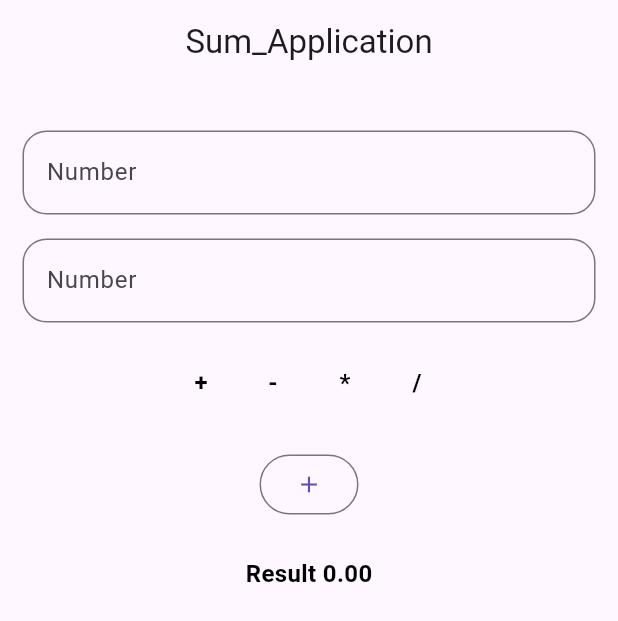
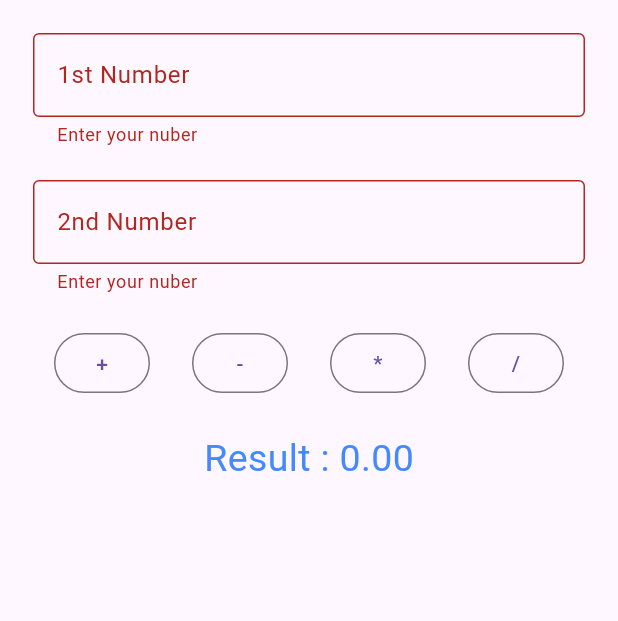
Before and after one commit to moobin015/project_1, a Flutter app: the screen it shows after launch, after a tap on an icon or button, on a phone screen of 412 x 824 dp. Shown: the top 621 px of the screen. Run offline on Flutter 3.47's test engine with Material 3 defaults, Android fonts, the phone set to English and light mode, and no system bars.

Commit message:
firstone

```diff
--- a/lib/first/Scrine_One.dart
+++ b/lib/first/Scrine_One.dart
@@ -1,4 +1,3 @@
-// ignore: file_names
 import 'package:flutter/material.dart';
 
 class Scrine_One extends StatefulWidget {
@@ -8,18 +7,10 @@ class Scrine_One extends StatefulWidget {
   State<Scrine_One> createState() => _Scrine_OneState();
 }
 
-/// ignore: camel_case_types
 class _Scrine_OneState extends State<Scrine_One> {
-  //
   ///
-  final TextEditingController _firstexteditingcontoler =
-      TextEditingController();
-
-  ///
-  final TextEditingController _senendtexteditingcontoler =
-      TextEditingController();
-
-  /// result
+  TextEditingController _first_textEditingController = TextEditingController();
+  TextEditingController _secend_textEditingController = TextEditingController();
   double _result = 0;
 
   ///
@@ -27,118 +18,141 @@ class _Scrine_OneState extends State<Scrine_One> {
   Widget build(BuildContext context) {
     return Scaffold(
       appBar: AppBar(
-        title: const Text('Sum_Application'),
-        centerTitle: true,
+        title: Text('Appbar'),
       ),
-      body: Padding(
-        padding: const EdgeInsets.all(15),
+      body: _body_start(),
+    );
+  }
+
+  Padding _body_start() {
+    return Padding(
+      padding: const EdgeInsets.all(22),
       child: Column(
         children: [
-            const SizedBox(height: 16), //Sizbox
+          ///input one
+          TextField(
+            controller: _first_textEditingController,
+            decoration: InputDecoration(
+              focusColor: Colors.green,
+              focusedBorder: OutlineInputBorder(
+                  borderSide: BorderSide(color: Colors.green, width: 1.2),
+                  borderRadius: BorderRadius.circular(20)),
+              border:
+                  OutlineInputBorder(borderRadius: BorderRadius.circular(20)),
+              hintText: 'int number',
+              label: Text('Use Number'),
+              hintStyle: TextStyle(
+                color: Colors.black54.withOpacity(0.9),
+              ),
+              labelStyle: TextStyle(color: Colors.green),
+            ),
+            maxLength: 5,
+          ),
+          SizedBox(height: 16),
 
-            ///first fild
+          ///input secend
           TextField(
             keyboardType: TextInputType.number,
-              controller: _firstexteditingcontoler,
+            controller: _secend_textEditingController,
             decoration: InputDecoration(
-                hintText: 'Input number',
-                labelText: 'Number',
-                labelStyle: const TextStyle(fontSize: 016),
-                border: OutlineInputBorder(
-                  borderSide: const BorderSide(color: Colors.black),
-                  borderRadius: BorderRadius.circular(16),
+              focusedBorder: OutlineInputBorder(
+                  borderSide: BorderSide(color: Colors.green, width: 1.2),
+                  borderRadius: BorderRadius.circular(20)),
+              border:
+                  OutlineInputBorder(borderRadius: BorderRadius.circular(20)),
+              hintText: 'int number',
+              label: Text('Use Number'),
+              hintStyle: TextStyle(
+                color: Colors.black54.withOpacity(0.9),
               ),
+              labelStyle: TextStyle(color: Colors.green),
             ),
+            maxLength: 5,
           ),
-            const SizedBox(height: 16), //Sizbox
-
-            ///2nd fild
-            TextField(
-              keyboardType: TextInputType.number,
-              controller: _senendtexteditingcontoler,
-              decoration: InputDecoration(
-                hintText: 'Input number',
-                labelText: 'Number',
-                labelStyle: const TextStyle(fontSize: 016),
-                border: OutlineInputBorder(
-                  borderSide: const BorderSide(color: Colors.black),
-                  borderRadius: BorderRadius.circular(16),
-                ),
-              ),
-            ),
-            const SizedBox(height: 16), //Sizbox
-            Row(
-              mainAxisAlignment: MainAxisAlignment.center,
-              children: [
-                IconButton(
-                    onPressed: () {
-                      _one();
-                    },
-                    icon: const Text(
-                      '+',
+          SizedBox(height: 16),
+          _bilder_icone_row(),
+          SizedBox(height: 16),
+          Text(
+            'Result : ${_result.toStringAsFixed(2)}',
             style: TextStyle(
-                          fontSize: 16,
-                          color: Colors.black,
-                          fontWeight: FontWeight.bold),
-                    )),
-                IconButton(
-                    onPressed: () {},
-                    icon: const Text(
-                      '-',
-                      style: TextStyle(
-                          fontSize: 16,
-                          color: Colors.black,
-                          fontWeight: FontWeight.bold),
-                    )),
-                IconButton(
-                    onPressed: () {},
-                    icon: const Text(
-                      '*',
-                      style: TextStyle(
-                          fontSize: 16,
-                          color: Colors.black,
-                          fontWeight: FontWeight.bold),
-                    )),
-                IconButton(
-                  onPressed: () {},
-                  icon: const Text(
-                    '/',
-                    style: TextStyle(
-                        fontSize: 16,
-                        color: Colors.black,
-                        fontWeight: FontWeight.bold),
-                  ),
+                fontSize: 22, fontWeight: FontWeight.bold, color: Colors.black),
           ),
         ],
-            ),
-            const SizedBox(height: 20),
-
-            ///1st and 2bnd fild button
-            OutlinedButton(
-              onPressed: () {},
-              child: const Icon(Icons.add),
-            ),
-            const SizedBox(height: 24), //Sizbox
-
-            ///
-            Text(
-              'Result ${_result.toStringAsFixed(2)}',
-              style: const TextStyle(
-                fontSize: 16,
-                color: Colors.black,
-                fontWeight: FontWeight.bold,
-              ),
-            ),
-          ],
-        ),
       ),
     );
   }
 
-  void _one() {
-    double one = double.tryParse(_firstexteditingcontoler.text) ?? 0;
-    double tow = double.tryParse(_senendtexteditingcontoler.text) ?? 0;
+  void res() {
+    double one = double.tryParse(_first_textEditingController.text) ?? 0;
+    double tow = double.tryParse(_secend_textEditingController.text) ?? 0;
     _result = one + tow;
     setState(() {});
   }
+
+  void remove() {
+    double one = double.tryParse(_first_textEditingController.text) ?? 0;
+    double tow = double.tryParse(_secend_textEditingController.text) ?? 0;
+    _result = one - tow;
+    setState(() {});
   }
+
+  void gon() {
+    double one = double.tryParse(_first_textEditingController.text) ?? 0;
+    double tow = double.tryParse(_secend_textEditingController.text) ?? 0;
+    _result = one * tow;
+    setState(() {});
+  }
+
+  void divider() {
+    double one = double.tryParse(_first_textEditingController.text) ?? 0;
+    double tow = double.tryParse(_secend_textEditingController.text) ?? 0;
+    _result = one / tow;
+    setState(() {});
+  }
+
+  Row _bilder_icone_row() {
+    return Row(
+      mainAxisAlignment: MainAxisAlignment.center,
+      children: [
+        OutlinedButton(
+          onPressed: res,
+          child: Text(
+            '+',
+            style: TextStyle(
+                fontSize: 18, color: Colors.black, fontWeight: FontWeight.bold),
+          ),
+        ),
+        SizedBox(width: 10),
+        OutlinedButton(
+          onPressed: () {
+            remove();
+          },
+          child: Text(
+            '-',
+            style: TextStyle(
+                fontWeight: FontWeight.bold, fontSize: 18, color: Colors.black),
+          ),
+        ),
+        SizedBox(width: 10),
+        OutlinedButton(
+          onPressed: gon,
+          child: Text(
+            '*',
+            style: TextStyle(
+                fontSize: 18, color: Colors.black, fontWeight: FontWeight.bold),
+          ),
+        ),
+        SizedBox(width: 10),
+        OutlinedButton(
+          onPressed: divider,
+          child: Text(
+            '/',
+            style: TextStyle(
+                fontSize: 18, color: Colors.black, fontWeight: FontWeight.bold),
+          ),
+        ),
+        SizedBox(width: 10),
+      ],
+    );
+  }
+}
--- a/lib/first/sum_app.dart
+++ b/lib/first/sum_app.dart
@@ -6,7 +6,7 @@ class Sumapp extends StatelessWidget {
 
   @override
   Widget build(BuildContext context) {
-    return const MaterialApp(
+    return  MaterialApp(
       home: Scrine_One(),
     );
   }
--- a/lib/main.dart
+++ b/lib/main.dart
@@ -1,10 +1,24 @@
 import 'package:flutter/material.dart';
-import 'package:project_1/first/sum_app.dart';
+import 'package:project_1/test_one/modul_12_1.dart';
+import 'package:project_1/test_one/test2.dart';
 
 void main() {
   runApp(
-    const Sumapp(),
+    const MyApp(),
+    // const Sumapp(),
   );
+}
+
+class MyApp extends StatelessWidget {
+  const MyApp({super.key});
+
+  @override
+  Widget build(BuildContext context) {
+    return const MaterialApp(
+      debugShowCheckedModeBanner: false,
+      home: Test2(),
+    );
+  }
 }
 
 // class Myapp extends StatelessWidget {
--- /dev/null
+++ b/lib/test_one/test2.dart
@@ -0,0 +1,132 @@
+import 'package:flutter/material.dart';
+
+class Test2 extends StatefulWidget {
+  const Test2({super.key});
+
+  @override
+  State<Test2> createState() => _Test2State();
+}
+
+class _Test2State extends State<Test2> {
+  ///
+  /// c o u n t e r
+  double _result = 0;
+
+  ///
+  /// k y e w o r d
+
+  ///
+  final TextEditingController _first = TextEditingController();
+  final TextEditingController _secend = TextEditingController();
+
+  /// f o r m e s e l e c t o r k y e
+  final GlobalKey<FormState> _formstat = GlobalKey<FormState>();
+
+  @override
+  Widget build(BuildContext context) {
+    return Scaffold(
+      body: Padding(
+        padding: const EdgeInsets.all(22),
+        child: Form(
+          key: _formstat,
+          child: Column(
+            children: [
+              TextFormField(
+                keyboardType: TextInputType.number,
+                controller: _first,
+                decoration: const InputDecoration(
+                  border: OutlineInputBorder(),
+                  label: Text('1st Number'),
+                ),
+                validator: (String? value) {
+                  if (value == null || value.isEmpty) {
+                    return 'Enter your nuber';
+                  }
+                  return null;
+                },
+              ),
+              const SizedBox(height: 22),
+
+              /// s e c e n d c o u n t o l e r
+              TextFormField(
+                validator: (String? value) {
+                  if (value == null || value.isEmpty) {
+                    return 'Enter your nuber';
+                  }
+                  return null;
+                },
+                keyboardType: TextInputType.number,
+                controller: _secend,
+                decoration: const InputDecoration(
+                  label: Text('2nd Number'),
+                  border: OutlineInputBorder(),
+                ),
+              ),
+              const SizedBox(height: 22),
+              Row(
+                mainAxisAlignment: MainAxisAlignment.spaceAround,
+                children: [
+                  OutlinedButton(onPressed: add, child: const Text('+')),
+                  OutlinedButton(onPressed: remove, child: const Text('-')),
+                  OutlinedButton(onPressed: intu, child: const Text('*')),
+                  OutlinedButton(onPressed: divider, child: const Text('/')),
+                ],
+              ),
+              const SizedBox(height: 22),
+              Text(
+                'Result : ${_result.toStringAsFixed(2)}',
+                style: const TextStyle(color: Colors.blueAccent, fontSize: 25),
+              )
+            ],
+          ),
+        ),
+      ),
+    );
+  }
+
+  void add() {
+    if (_formstat.currentState!.validate()) {
+      double one = double.tryParse(_first.text) ?? 0;
+      double tow = double.tryParse(_secend.text) ?? 0;
+      _result = one + tow;
+      setState(() {});
+    }
+  }
+
+  void remove() {
+    if (_formstat.currentState!.validate()) {
+      double one = double.tryParse(_first.text) ?? 0;
+      double tow = double.tryParse(_secend.text) ?? 0;
+      _result = one - tow;
+      setState(() {});
+    }
+  }
+
+  void intu() {
+    if (_formstat.currentState!.validate()) {
+      double one = double.tryParse(_first.text) ?? 0;
+      double tow = double.tryParse(_secend.text) ?? 0;
+      _result = one * tow;
+      setState(() {});
+    }
+  }
+
+  void divider() {
+    if (_formstat.currentState!.validate()) {
+      double one = double.tryParse(_first.text) ?? 0;
+      double tow = double.tryParse(_secend.text) ?? 0;
+      _result = one / tow;
+      setState(() {});
+    }
+  }
+
+  bool valid() {
+    if (_first.text.isEmpty) {
+      return false;
+    } else if (_secend.text.isEmpty) {
+      return false;
+    } else {
+      return true;
+    }
+  }
+}
```
Lines whose indentation alone changed are shown as unchanged.
